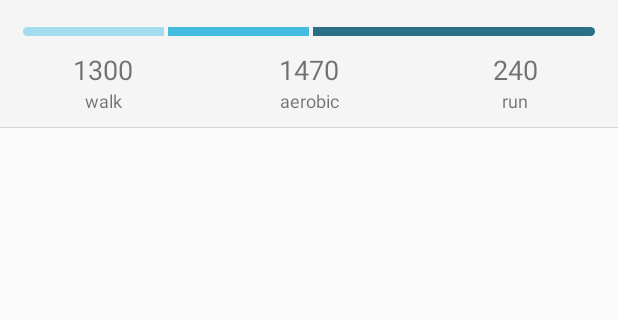
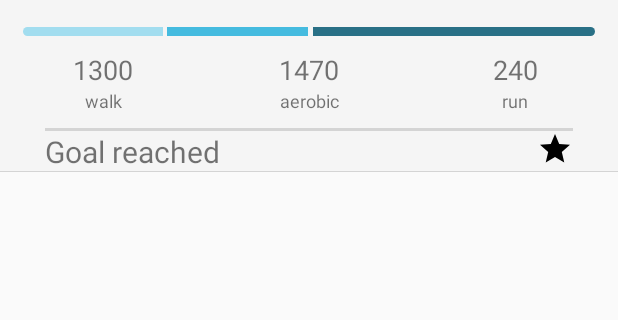
Before and after one commit to akapitanskiy/StepsApp2, an Android app: the layout list_item.xml on its own in the app's theme, with its tools: preview values and no code run, on a phone screen of 412 x 824 dp, the part 82-402 px from its top. Run offline under Robolectric (Android 15) with nearby library versions, the phone set to English and light mode, and no system bars; network calls fail.

Commit message:
goal reached

```diff
--- a/app/src/main/java/com/alexthekap/stepsapp/adapter/StepsListAdapter.java
+++ b/app/src/main/java/com/alexthekap/stepsapp/adapter/StepsListAdapter.java
@@ -53,6 +53,7 @@ public class StepsListAdapter extends RecyclerView.Adapter<StepsListAdapter.Step
         TextView tvDate;
         TextView tvSteps;
         LinearLayout linePieChart;
+        LinearLayout goal_reached;
         FrameLayout piece1;
         FrameLayout piece2;
         FrameLayout piece3;
@@ -63,6 +64,7 @@ public class StepsListAdapter extends RecyclerView.Adapter<StepsListAdapter.Step
         LinearLayout.LayoutParams params1;
         LinearLayout.LayoutParams params2;
         LinearLayout.LayoutParams params3;
+        LinearLayout.LayoutParams goal_reachedParams;
 
         public StepsListViewHolder(@NonNull View itemView) {
             super(itemView);
@@ -70,6 +72,7 @@ public class StepsListAdapter extends RecyclerView.Adapter<StepsListAdapter.Step
             tvDate = itemView.findViewById(R.id.tvDate);
             tvSteps = itemView.findViewById(R.id.tvSteps);
             linePieChart = itemView.findViewById(R.id.linLayoutAsBar);
+            goal_reached = itemView.findViewById(R.id.goal_reached);
             tvWalkSteps = itemView.findViewById(R.id.tvWalkSteps);
             tvAerobicSteps = itemView.findViewById(R.id.tvAerobicSteps);
             tvRunSteps = itemView.findViewById(R.id.tvRunSteps);
@@ -80,11 +83,17 @@ public class StepsListAdapter extends RecyclerView.Adapter<StepsListAdapter.Step
             params1 = (LinearLayout.LayoutParams) piece1.getLayoutParams();
             params2 = (LinearLayout.LayoutParams) piece2.getLayoutParams();
             params3 = (LinearLayout.LayoutParams) piece3.getLayoutParams();
+            goal_reachedParams = (LinearLayout.LayoutParams) goal_reached.getLayoutParams();
         }
 
         void bind(int position) {
             ListItem item = stepsItemsList.get(position);
             int stepsTotal = item.getAerobic() + item.getRun() + item.getWalk();
+            if(stepsTotal < steps) {
+                goal_reached.setVisibility(View.INVISIBLE);
+                goal_reachedParams.height = 0;
+                goal_reached.setLayoutParams(goal_reachedParams);
+            }
             tvSteps.setText(String.format(
                     context.getResources().getString(R.string.tvSteps_pattern),
                     String.valueOf(stepsTotal),
@@ -100,9 +109,9 @@ public class StepsListAdapter extends RecyclerView.Adapter<StepsListAdapter.Step
             String strDate = sdf.format(date);
             tvDate.setText(strDate);
 
-            params1.weight = item.getWalk();
-            params2.weight = item.getAerobic();
-            params3.weight = item.getRun();
+            params1.weight = (item.getWalk() / (item.getRun() + item.getAerobic())) < 1 ? 1 : item.getWalk();
+            params2.weight = (item.getAerobic() / (item.getRun() + item.getWalk())) < 1 ? 1 : item.getAerobic();
+            params3.weight = (item.getRun() / (item.getWalk() + item.getAerobic())) < 1 ? 1 : item.getRun();
 
             piece1.setLayoutParams(params1);
             piece2.setLayoutParams(params2);
--- /dev/null
+++ b/app/src/main/res/drawable/ic_star_black_24dp.xml
@@ -0,0 +1,9 @@
+<vector xmlns:android="http://schemas.android.com/apk/res/android"
+        android:width="24dp"
+        android:height="24dp"
+        android:viewportWidth="24.0"
+        android:viewportHeight="24.0">
+    <path
+        android:fillColor="#FF000000"
+        android:pathData="M12,17.27L18.18,21l-1.64,-7.03L22,9.24l-7.19,-0.61L12,2 9.19,8.63 2,9.24l5.46,4.73L5.82,21z"/>
+</vector>
--- a/app/src/main/res/layout/list_item.xml
+++ b/app/src/main/res/layout/list_item.xml
@@ -19,7 +19,8 @@
         <FrameLayout
             android:layout_width="match_parent"
             android:layout_height="wrap_content"
-            android:paddingTop="10dp">
+            android:paddingTop="10dp"
+            android:minHeight="10dp">
             <TextView
                 android:id="@+id/tvDate"
                 android:layout_width="wrap_content"
@@ -27,7 +28,8 @@
                 android:layout_gravity="start"
                 android:paddingStart="20dp"
                 android:textSize="20sp"
-                android:text="33.12.2019"/>
+                android:text="33.12.2019"
+                />
             <TextView
                 android:id="@+id/tvSteps"
                 android:layout_width="wrap_content"
@@ -35,7 +37,8 @@
                 android:layout_gravity="end"
                 android:paddingEnd="20dp"
                 android:textSize="18sp"
-                android:text="@string/tvSteps_pattern"/>
+                android:text="@string/tvSteps_pattern"
+                />
         </FrameLayout>
 
         <LinearLayout
@@ -52,7 +55,9 @@
                 android:background="@drawable/corner_left"
                 android:layout_marginStart="3dp"
                 android:layout_marginEnd="1dp"
-                android:layout_weight="1"/>
+                android:minWidth="1dp"
+                android:layout_weight="1"
+                />
             <FrameLayout
                 android:id="@+id/piece2"
                 android:layout_width="0dp"
@@ -60,15 +65,19 @@
                 android:background="@color/colorPiece2"
                 android:layout_marginStart="1dp"
                 android:layout_marginEnd="1dp"
-                android:layout_weight="1"/>
+                android:minWidth="1dp"
+                android:layout_weight="1"
+                />
             <FrameLayout
                 android:id="@+id/piece3"
                 android:layout_width="0dp"
                 android:layout_height="6dp"
                 android:background="@drawable/corner_right"
-                android:layout_marginStart="1dp"
+                android:layout_marginStart="2dp"
                 android:layout_marginEnd="3dp"
-                android:layout_weight="2"/>
+                android:minWidth="1dp"
+                android:layout_weight="2"
+                />
         </LinearLayout>
 
         <LinearLayout
@@ -82,7 +91,8 @@
                 android:layout_weight="1"
                 android:gravity="center_horizontal"
                 android:text="1300"
-                android:textSize="18sp"/>
+                android:textSize="18sp"
+                />
             <TextView
                 android:id="@+id/tvAerobicSteps"
                 android:layout_width="0dp"
@@ -90,7 +100,8 @@
                 android:layout_weight="1"
                 android:gravity="center_horizontal"
                 android:text="1470"
-                android:textSize="18sp"/>
+                android:textSize="18sp"
+                />
             <TextView
                 android:id="@+id/tvRunSteps"
                 android:layout_width="0dp"
@@ -98,7 +109,8 @@
                 android:layout_weight="1"
                 android:gravity="center_horizontal"
                 android:text="240"
-                android:textSize="18sp"/>
+                android:textSize="18sp"
+                />
         </LinearLayout>
 
         <LinearLayout
@@ -111,25 +123,63 @@
                 android:layout_weight="1"
                 android:gravity="center_horizontal"
                 android:text="walk"
-                android:textSize="12sp"/>
+                android:textSize="12sp"
+                />
             <TextView
                 android:layout_width="0dp"
                 android:layout_height="wrap_content"
                 android:layout_weight="1"
                 android:gravity="center_horizontal"
                 android:text="aerobic"
-                android:textSize="12sp"/>
+                android:textSize="12sp"
+                />
             <TextView
                 android:layout_width="0dp"
                 android:layout_height="wrap_content"
                 android:layout_weight="1"
                 android:gravity="center_horizontal"
                 android:text="run"
-                android:textSize="12sp"/>
+                android:textSize="12sp"
+                />
         </LinearLayout>
+
+        <LinearLayout
+            android:id="@+id/goal_reached"
+            android:orientation="vertical"
+            android:layout_width="match_parent"
+            android:layout_height="wrap_content">
+
+            <FrameLayout
+                android:layout_width="match_parent"
+                android:layout_height="wrap_content"
+                android:layout_marginStart="30dp"
+                android:layout_marginEnd="30dp"
+                android:minHeight="2dp"
+                android:background="@color/colorPrimary"
+            />
+
+            <FrameLayout
+                android:layout_width="match_parent"
+                android:layout_height="match_parent">
+
+                <TextView
+                    android:layout_width="wrap_content"
+                    android:layout_height="wrap_content"
+                    android:paddingStart="30dp"
+                    android:layout_gravity="start"
+                    android:textSize="20sp"
+                    android:text="Goal reached"
+                    />
+                <TextView
+                    android:layout_width="wrap_content"
+                    android:layout_height="wrap_content"
+                    android:drawableEnd="@drawable/ic_star_black_24dp"
+                    android:paddingEnd="30dp"
+                    android:layout_gravity="end"
+                    />
+            </FrameLayout>
+
+        </LinearLayout>
+
     </LinearLayout>
-
-
-
-
 </LinearLayout>
```
